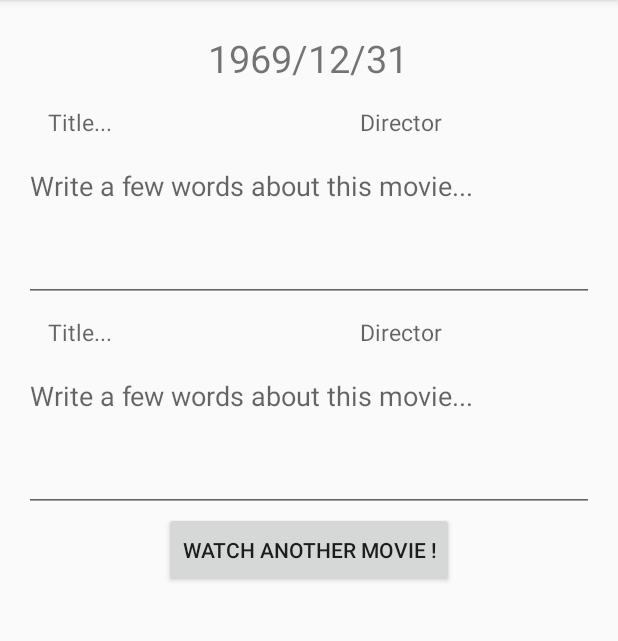
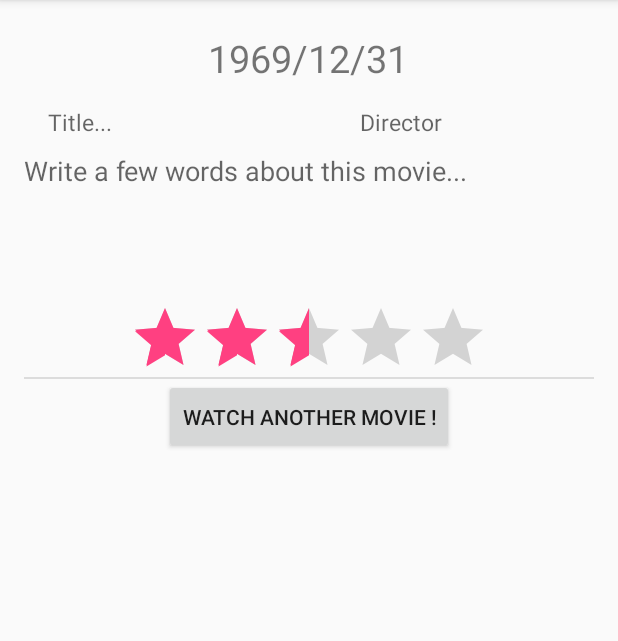
Before and after one commit to ro-olivier/Chroma, an Android app: the MovieActivity screen opened directly, with no data from a screen before it, after a tap on "WATCH ANOTHER MOVIE !", on a phone screen of 412 x 824 dp, the part 84-725 px from its top. Run offline under Robolectric (Android 15) with nearby library versions, the phone set to English and light mode, and no system bars.

Commit message:
Added the Movie activity, with rating. Turns out I didn't need an Adapter as I don't use a ListView for the input/display. Possible addition : a API call to IMDB to get some data on the movie (average rating, director and main actors...)

```diff
--- a/app/src/main/java/fr/zigomar/chroma/chroma/Activities/MovieActivity.java
+++ b/app/src/main/java/fr/zigomar/chroma/chroma/Activities/MovieActivity.java
@@ -4,23 +4,24 @@
 import android.util.Log;
 import android.view.View;
 import android.widget.Button;
+import android.widget.EditText;
 import android.widget.LinearLayout;
-import android.widget.ListView;
+import android.widget.RatingBar;
+import android.widget.Toast;
 
 import java.util.ArrayList;
-import java.util.HashMap;
-import java.util.List;
 
-import fr.zigomar.chroma.chroma.Adapters.MovieAdapter;
 import fr.zigomar.chroma.chroma.Model.Movie;
 import fr.zigomar.chroma.chroma.R;
 
 public class MovieActivity extends InputActivity {
 
-    private LinearLayout stepsList;
-    // the list holding the data
-    private ArrayList<Movie> movies;
-    private MovieAdapter movieAdapter;
+    private LinearLayout moviesList;
+
+    private ArrayList<EditText> titles = new ArrayList<>();
+    private ArrayList<EditText> directors = new ArrayList<>();
+    private ArrayList<EditText> notes = new ArrayList<>();
+    private ArrayList<RatingBar> ratings = new ArrayList<>();
 
     @Override
     protected void onCreate(final Bundle savedInstanceState) {
@@ -33,25 +34,51 @@
         // call inherited initiating method
         init();
 
+        titles.add((EditText) findViewById(R.id.MovieTitle));
+        directors.add((EditText) findViewById(R.id.MovieDirector));
+        notes.add((EditText) findViewById(R.id.MovieTextData));
+        ratings.add((RatingBar) findViewById(R.id.MovieRating));
+
+        moviesList = findViewById(R.id.MovieLinearLayout);
+
         Button addStepButton = findViewById(R.id.AddButton);
         addStepButton.setOnClickListener(new View.OnClickListener() {
             @Override
             public void onClick(View v) {
-                stepsList = findViewById(R.id.MovieLinearLayout);
-                View child = getLayoutInflater().inflate(R.layout.unit_input_movie, null);
-                stepsList.addView(child);
+
+                if (checkData()) {
+
+                    View child = getLayoutInflater().inflate(R.layout.unit_input_movie, null);
+                    moviesList.addView(child);
+                    titles.add((EditText) child.findViewById(R.id.MovieTitle));
+                    directors.add((EditText) child.findViewById(R.id.MovieDirector));
+                    notes.add((EditText) child.findViewById(R.id.MovieTextData));
+                    ratings.add((RatingBar) child.findViewById(R.id.MovieRating));
+                    Log.i("CHROMA", "Added a movie !");
+                } else {
+                    Toast.makeText(getApplicationContext(), R.string.MovieTitleAndNotesRequired, Toast.LENGTH_SHORT).show();
+                }
             }
         });
 
-        // init of the data : fetch movies data in the currentDate file if it exist
-        this.movies = getMovies();
+        ArrayList<Movie> movies = getMovies();
 
-        // finishing up the setting of the adapter for the list view of the retrieved (and
-        // new) trips
-        //LinearLayout tripsListView = findViewById(R.id.MovieLinearLayout);
-
-        //this.movieAdapter = new MovieAdapter(MovieActivity.this, this.movies);
-        //tripsListView.setAdapter(this.movieAdapter);
+        for (int i = 0; i < movies.size(); i++) {
+            titles.get(i).setText(movies.get(i).getTitle());
+            directors.get(i).setText(movies.get(i).getDirector());
+            notes.get(i).setText(movies.get(i).getDescription());
+            ratings.get(i).setRating(movies.get(i).getRating());
+            Log.i("CHROMA", "Added a movie !");
+            if (i < movies.size() - 1) {
+                moviesList = findViewById(R.id.MovieLinearLayout);
+                View child = getLayoutInflater().inflate(R.layout.unit_input_movie, null);
+                moviesList.addView(child);
+                titles.add((EditText) child.findViewById(R.id.MovieTitle));
+                directors.add((EditText) child.findViewById(R.id.MovieDirector));
+                notes.add((EditText) child.findViewById(R.id.MovieTextData));
+                ratings.add((RatingBar) child.findViewById(R.id.MovieRating));
+            }
+        }
     }
 
 
@@ -64,8 +91,31 @@
     protected void saveData() {
         // simply pass the data to the DataHandler with the dedicated method
         Log.i("CHROMA", "Updating the data object with current movies");
-        this.dh.saveMovieData(this.movies);
+
+        ArrayList<Movie> movies = new ArrayList<>();
+        // assuming we have as many elements in the three ArrayList titles directors and notes
+        for (int i = 0; i < titles.size(); i++) {
+            movies.add(new Movie(titles.get(i).getText().toString(),
+                    directors.get(i).getText().toString(),
+                    notes.get(i).getText().toString(),
+                    ratings.get(i).getRating()
+            ));
+        }
+        this.dh.saveMovieData(movies);
     }
 
 
+    private boolean checkData() {
+        int current_size = titles.size();
+        Log.i("CHROMA", "Currently " + current_size);
+        for (int i = 0; i < current_size; i++) {
+            int title_size = titles.get(i).getText().toString().length();
+            int description_size = notes.get(i).getText().toString().length();
+            if (title_size == 0 || description_size == 0) {
+                return false;
+            }
+        }
+
+        return true;
+    }
 }
--- a/app/src/main/java/fr/zigomar/chroma/chroma/Model/DataHandler.java
+++ b/app/src/main/java/fr/zigomar/chroma/chroma/Model/DataHandler.java
@@ -357,7 +357,7 @@
 
             for (int i = 0; i < jsonArray.length(); i++) {
                 JSONObject jso = jsonArray.getJSONObject(i);
-                s.add(new Movie(jso.getString("title"), jso.getString("director"), jso.getString("description")));
+                s.add(new Movie(jso.getString("title"), jso.getString("director"), jso.getString("description"), Float.parseFloat(jso.getString("rating"))));
             }
 
         } catch (JSONException e) {
--- a/app/src/main/res/layout/activity_movie.xml
+++ b/app/src/main/res/layout/activity_movie.xml
@@ -1,8 +1,11 @@
 <?xml version="1.0" encoding="utf-8"?>
+<ScrollView
+    xmlns:android="http://schemas.android.com/apk/res/android"
+    android:layout_height="match_parent"
+    android:layout_width="match_parent">
     <LinearLayout
-    xmlns:android="http://schemas.android.com/apk/res/android"
         android:layout_width="match_parent"
-    android:layout_height="match_parent"
+        android:layout_height="wrap_content"
         android:paddingBottom="@dimen/activity_vertical_margin"
         android:paddingLeft="@dimen/activity_horizontal_margin"
         android:paddingRight="@dimen/activity_horizontal_margin"
@@ -16,3 +19,4 @@
             layout="@layout/input_movie"/>
 
     </LinearLayout>
+</ScrollView>
--- a/app/src/main/res/layout/unit_input_movie.xml
+++ b/app/src/main/res/layout/unit_input_movie.xml
@@ -39,7 +39,6 @@
             android:layout_marginEnd="@dimen/activity_vertical_margin"
             android:hint="@string/HintReal"/>
 
-
     </LinearLayout>
 
     <EditText
@@ -50,6 +49,19 @@
         android:hint="@string/MovieDescriptionHint"
         android:gravity="top"
         android:scrollbars="vertical"
-        android:scrollbarFadeDuration="0"/>
+        android:scrollbarFadeDuration="0"
+        android:background="#FAFAFA"/>
+
+    <RatingBar
+        android:layout_gravity="center"
+        android:layout_width="wrap_content"
+        android:layout_height="50dp"
+        android:max="5"
+        android:id="@+id/MovieRating"
+        android:numStars="5"
+        android:stepSize="0.5"
+        android:rating="2.5"/>
+
+    <View style="@style/Divider"/>
 
 </LinearLayout>
--- a/app/src/main/res/values/strings.xml
+++ b/app/src/main/res/values/strings.xml
@@ -60,6 +60,7 @@
     <string name="HintReal">Director</string>
     <string name="MovieDescriptionHint">Write a few words about this movie...</string>
     <string name="AddMovie">Watch another movie !</string>
+    <string name="MovieTitleAndNotesRequired">Title and description are required.</string>
 
     <string-array name="spendingsCategories">
         <item>Drinks</item>
--- a/app/src/main/res/values/styles.xml
+++ b/app/src/main/res/values/styles.xml
@@ -8,4 +8,10 @@
         <item name="colorAccent">@color/colorAccent</item>
     </style>
 
+    <style name="Divider">
+        <item name="android:layout_width">match_parent</item>
+        <item name="android:layout_height">1dp</item>
+        <item name="android:background">?android:attr/listDivider</item>
+    </style>
+
 </resources>
```
Also changed, not shown: app/src/main/java/fr/zigomar/chroma/chroma/Adapters/MovieAdapter.java (deleted, +0 -56 lines), app/src/main/java/fr/zigomar/chroma/chroma/Model/Movie.java (+8 -1 lines). Lines whose indentation alone changed are shown as unchanged.
